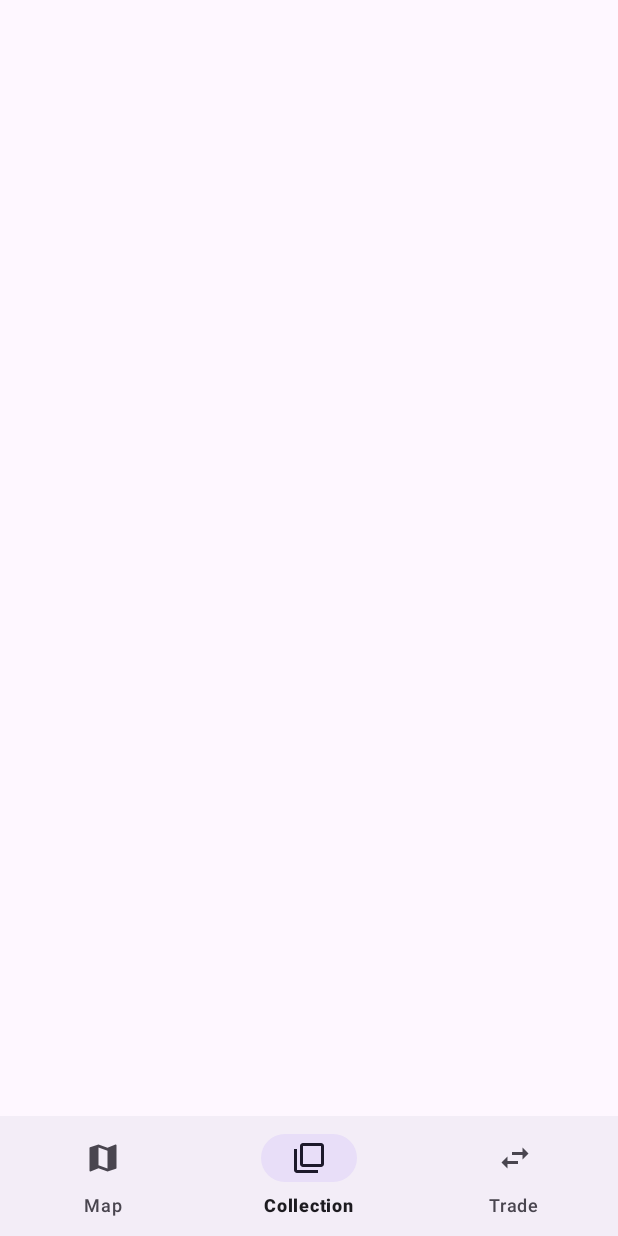
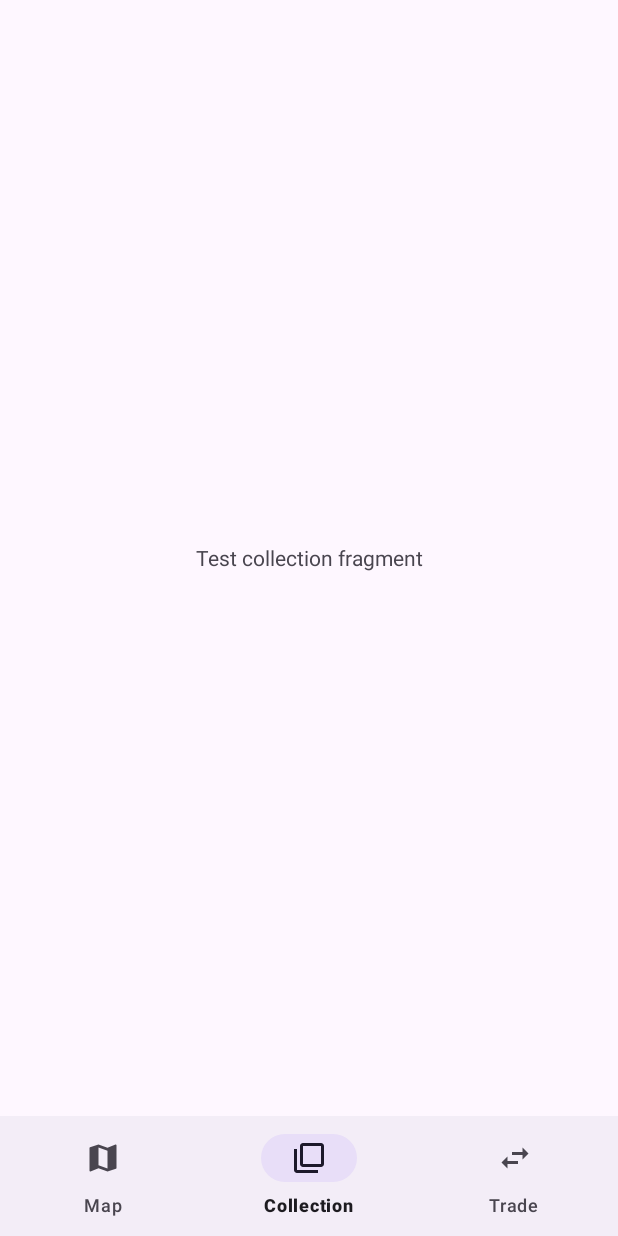
Before and after one commit to thao-samyn/WikiMapsCards, an Android app: the screen it shows after launch (MainActivity), item 2 of the bottom bar chosen, on a phone screen of 412 x 824 dp. Run offline under Robolectric (Android 15) with nearby library versions, the phone set to English and light mode, and no system bars.

Commit message:
feat(navigation): layouts des fragments et changement d'onglet via BottomNavigationView
Co-Authored-By: Claude Opus 5.5 <noreply@anthropic.com>

```diff
--- a/app/src/main/java/com/thaosamyn/wikimapscards/MainActivity.java
+++ b/app/src/main/java/com/thaosamyn/wikimapscards/MainActivity.java
@@ -7,6 +7,12 @@ import androidx.appcompat.app.AppCompatActivity;
 import androidx.core.graphics.Insets;
 import androidx.core.view.ViewCompat;
 import androidx.core.view.WindowInsetsCompat;
+import androidx.fragment.app.Fragment;
+import com.google.android.material.bottomnavigation.BottomNavigationView;
+
+import com.thaosamyn.wikimapscards.ui.collection.CollectionFragment;
+import com.thaosamyn.wikimapscards.ui.map.MapFragment;
+import com.thaosamyn.wikimapscards.ui.trade.TradesFragment;
 
 public class MainActivity extends AppCompatActivity {
 
@@ -15,10 +21,41 @@ public class MainActivity extends AppCompatActivity {
         super.onCreate(savedInstanceState);
         EdgeToEdge.enable(this);
         setContentView(R.layout.activity_main);
+
+        // Initialisation du premier fragment
+        if(savedInstanceState == null) {
+            showFragment(new MapFragment());
+        }
+
+        // Installation du Listener pour le BottomNav
+        BottomNavigationView bottomNav = findViewById(R.id.bottom_nav);
+        bottomNav.setOnItemSelectedListener(item -> {
+            int id = item.getItemId();
+            if (id == R.id.nav_map) {
+                showFragment(new MapFragment());
+            } else if (id == R.id.nav_collection) {
+                showFragment(new CollectionFragment());
+            } else if (id == R.id.nav_trades) {
+                showFragment(new TradesFragment());
+            } else {
+                return false;
+            }
+            return true;
+        });
+
+        // Re-clic sur l'onglet courant : on ne recrée pas le fragment
+        bottomNav.setOnItemReselectedListener(item -> { });
+
         ViewCompat.setOnApplyWindowInsetsListener(findViewById(R.id.main), (v, insets) -> {
             Insets systemBars = insets.getInsets(WindowInsetsCompat.Type.systemBars());
             v.setPadding(systemBars.left, systemBars.top, systemBars.right, systemBars.bottom);
             return insets;
         });
     }
+
+    private void showFragment(Fragment fragment) {
+        getSupportFragmentManager().beginTransaction()
+                .replace(R.id.fragment_container, fragment)
+                .commit();
+    }
 }
--- a/app/src/main/java/com/thaosamyn/wikimapscards/ui/collection/CollectionFragment.java
+++ b/app/src/main/java/com/thaosamyn/wikimapscards/ui/collection/CollectionFragment.java
@@ -2,5 +2,11 @@ package com.thaosamyn.wikimapscards.ui.collection;
 
 import androidx.fragment.app.Fragment;
 
+import com.thaosamyn.wikimapscards.R;
+
 public class CollectionFragment extends Fragment {
+
+    public CollectionFragment() {
+        super(R.layout.fragment_collection);
+    }
 }
--- a/app/src/main/java/com/thaosamyn/wikimapscards/ui/map/MapFragment.java
+++ b/app/src/main/java/com/thaosamyn/wikimapscards/ui/map/MapFragment.java
@@ -2,5 +2,11 @@ package com.thaosamyn.wikimapscards.ui.map;
 
 import androidx.fragment.app.Fragment;
 
+import com.thaosamyn.wikimapscards.R;
+
 public class MapFragment extends Fragment {
+
+    public MapFragment() {
+        super(R.layout.fragment_map);
+    }
 }
--- a/app/src/main/java/com/thaosamyn/wikimapscards/ui/trade/TradesFragment.java
+++ b/app/src/main/java/com/thaosamyn/wikimapscards/ui/trade/TradesFragment.java
@@ -2,5 +2,11 @@ package com.thaosamyn.wikimapscards.ui.trade;
 
 import androidx.fragment.app.Fragment;
 
+import com.thaosamyn.wikimapscards.R;
+
 public class TradesFragment extends Fragment {
+
+    public TradesFragment() {
+        super(R.layout.fragment_trade);
+    }
 }
--- /dev/null
+++ b/app/src/main/res/layout/fragment_collection.xml
@@ -0,0 +1,14 @@
+<?xml version="1.0" encoding="utf-8"?>
+<FrameLayout xmlns:android="http://schemas.android.com/apk/res/android"
+    xmlns:tools="http://schemas.android.com/tools"
+    android:layout_width="match_parent"
+    android:layout_height="match_parent"
+    tools:context=".ui.collection.CollectionFragment">
+
+    <TextView
+        android:layout_width="match_parent"
+        android:layout_height="match_parent"
+        android:gravity="center"
+        android:text="@string/hello_collection_fragment" />
+
+</FrameLayout>
--- a/app/src/main/res/values/strings.xml
+++ b/app/src/main/res/values/strings.xml
@@ -1,6 +1,24 @@
 <resources>
+
     <string name="app_name">WikiMapsCards</string>
+
+    <!---Navigation strings -->
+
     <string name="nav_map">Map</string>
     <string name="nav_collection">Collection</string>
     <string name="nav_trades">Trade</string>
+
+
+    <!--- Map string -->
+    <string name="hello_map_fragment">Test map fragment</string>
+
+
+    <!---   Collection strings -->
+    <string name="hello_collection_fragment">Test collection fragment</string>
+
+
+    <!--- Trade string -->
+    <string name="hello_trade_fragment">Test trade fragment</string>
+
+
 </resources>
```
Also changed, not shown: app/src/main/res/layout/fragment_map.xml (added, +14 -0 lines), app/src/main/res/layout/fragment_trade.xml (added, +14 -0 lines).
